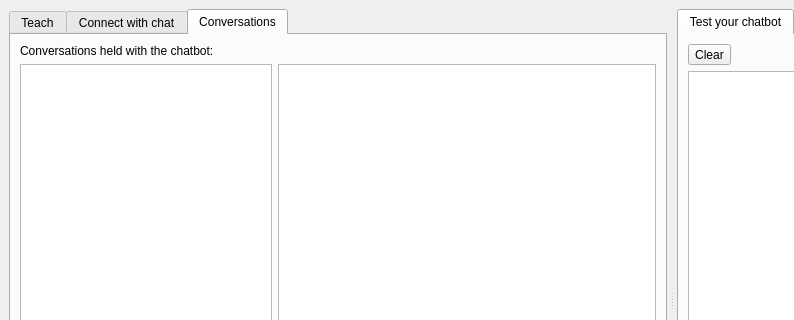
Old version of the form src/main-project/front-end/mainwindow.ui in the repository lvklabs/chatbot; both pictures show x 0 to 794 and y 0 to 320 of the 1024 by 600 pixel window.
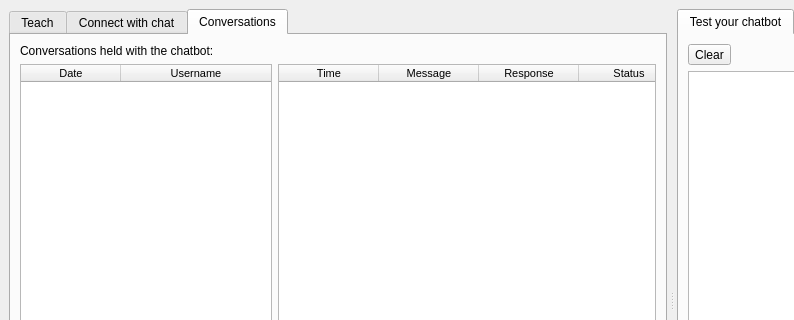
New version of the form. The open tabs and pages were chosen to show the change. Icons and pictures are not drawn. Custom widgets are drawn as their Qt base class.

Commit message: Very simple implementation to display chatbot conversations in the conversations tab

The edit to the form file:
```diff
--- a/src/main-project/front-end/mainwindow.ui
+++ b/src/main-project/front-end/mainwindow.ui
@@ -399,7 +399,7 @@
             </widget>
            </item>
            <item row="1" column="0">
-            <widget class="QTableView" name="conversationContactsTable">
+            <widget class="QTableWidget" name="conversationContactsTable">
              <property name="font">
               <font>
                <pointsize>8</pointsize>
@@ -414,16 +414,26 @@
              <property name="sortingEnabled">
               <bool>true</bool>
              </property>
-             <attribute name="verticalHeaderCascadingSectionResizes">
+             <attribute name="horizontalHeaderStretchLastSection">
               <bool>true</bool>
              </attribute>
-             <attribute name="verticalHeaderDefaultSectionSize">
-              <number>0</number>
+             <attribute name="verticalHeaderVisible">
+              <bool>false</bool>
              </attribute>
+             <column>
+              <property name="text">
+               <string>Date</string>
+              </property>
+             </column>
+             <column>
+              <property name="text">
+               <string>Username</string>
+              </property>
+             </column>
             </widget>
            </item>
            <item row="1" column="1">
-            <widget class="QTableView" name="conversationTable">
+            <widget class="QTableWidget" name="conversationTable">
              <property name="font">
               <font>
                <pointsize>8</pointsize>
@@ -444,12 +454,32 @@
              <property name="sortingEnabled">
               <bool>true</bool>
              </property>
-             <attribute name="verticalHeaderCascadingSectionResizes">
+             <attribute name="horizontalHeaderStretchLastSection">
               <bool>true</bool>
              </attribute>
-             <attribute name="verticalHeaderDefaultSectionSize">
-              <number>0</number>
+             <attribute name="verticalHeaderVisible">
+              <bool>false</bool>
              </attribute>
+             <column>
+              <property name="text">
+               <string>Time</string>
+              </property>
+             </column>
+             <column>
+              <property name="text">
+               <string>Message</string>
+              </property>
+             </column>
+             <column>
+              <property name="text">
+               <string>Response</string>
+              </property>
+             </column>
+             <column>
+              <property name="text">
+               <string>Status</string>
+              </property>
+             </column>
             </widget>
            </item>
           </layout>
```
Left out of the diff: 17 changed lines with no effect on the pictures. The commit also changes 5 other files.
